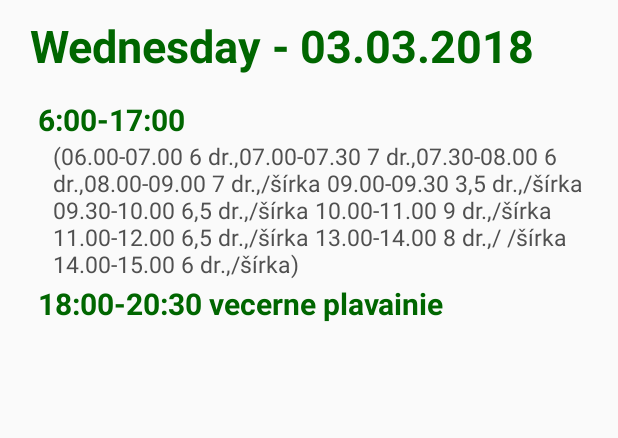
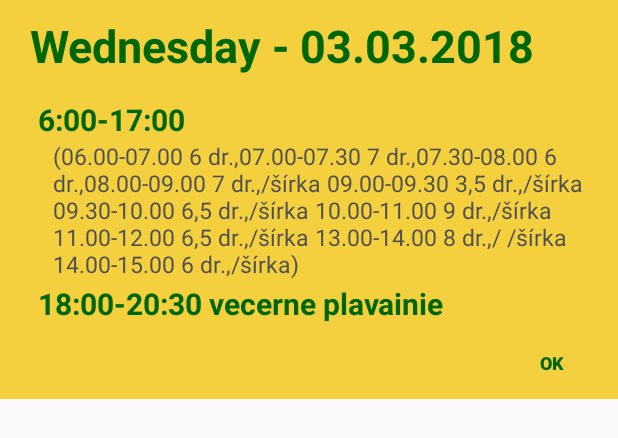
Before and after one commit to MatejScolopax/SwimZa, an Android app: the layout dialog_daydetail.xml on its own in the app's theme, with its tools: preview values and no code run, on a phone screen of 412 x 824 dp. Shown: the top 438 px of the screen. Run offline under Robolectric (Android 15) with nearby library versions, the phone set to English and light mode, and no system bars; network calls fail.

```diff
--- a/app/src/main/java/scolopax/sk/swimza/ui/MainActivity.java
+++ b/app/src/main/java/scolopax/sk/swimza/ui/MainActivity.java
@@ -36,7 +36,6 @@ public class MainActivity extends BaseActivity {
 
     private HomePagerAdapter pagerAdapter;
     private int toolbarHeight;
-    private int pageListViewVerticalScroll;
 
     @Override
     protected void onCreate(Bundle savedInstanceState) {
--- a/app/src/main/java/scolopax/sk/swimza/ui/SettingsDialog.java
+++ b/app/src/main/java/scolopax/sk/swimza/ui/SettingsDialog.java
@@ -51,7 +51,6 @@ public class SettingsDialog extends BaseDialog {
         try {
             PackageInfo pInfo = getContext().getPackageManager().getPackageInfo(getContext().getPackageName(), 0);
             txtVersion.setText(String.valueOf(pInfo.versionName));
-
         } catch (PackageManager.NameNotFoundException e) {
             e.printStackTrace();
         }
@@ -89,5 +88,4 @@ public class SettingsDialog extends BaseDialog {
             editor.apply();
         }
     }
-
 }
--- a/app/src/main/res/layout/dialog_daydetail.xml
+++ b/app/src/main/res/layout/dialog_daydetail.xml
@@ -4,6 +4,7 @@
     android:layout_width="match_parent"
     android:layout_height="wrap_content"
     android:minWidth="1000dp"
+    tools:background="@color/colorAccent"
     android:orientation="vertical">
 
     <LinearLayout
@@ -47,4 +48,23 @@
             tools:text="18:00-20:30 vecerne plavainie" />
     </LinearLayout>
 
+    <RelativeLayout
+        android:layout_width="match_parent"
+        android:layout_height="wrap_content"
+        android:orientation="horizontal">
+
+        <LinearLayout
+            android:layout_width="wrap_content"
+            android:layout_height="wrap_content"
+            android:layout_alignParentRight="true"
+            android:orientation="horizontal">
+
+            <Button
+                android:id="@+id/btn_ok"
+                style="@style/button_flat"
+                android:text="OK" />
+        </LinearLayout>
+
+    </RelativeLayout>
+
 </LinearLayout>
--- a/app/src/main/res/values/styles.xml
+++ b/app/src/main/res/values/styles.xml
@@ -68,5 +68,4 @@
         <item name="android:layout_height">wrap_content</item>
     </style>
 
-
 </resources>
--- a/ext.gradle
+++ b/ext.gradle
@@ -5,9 +5,9 @@ ext.SdkVersionTarget = 28
 ext.SdkVersionCompile = 28
 ext.applicationId = 'sk.plavaren.swim'
 ext.versionName = '2.0.1'
-ext.versionCode = 12
+ext.versionCode = 13
 
-//dependencies
+// dependencies
 ext.support = '27.1.1'
 ext.butterknife = '8.8.1'
 ext.jsoup ='1.7.2'
```
Also changed, not shown: app/src/main/java/scolopax/sk/swimza/ui/DayDetailDialog.java (+13 -0 lines), app/src/main/res/layout/content_main.xml (deleted, +0 -19 lines), app/src/main/res/layout/dialog_settings.xml (+8 -1 lines).
